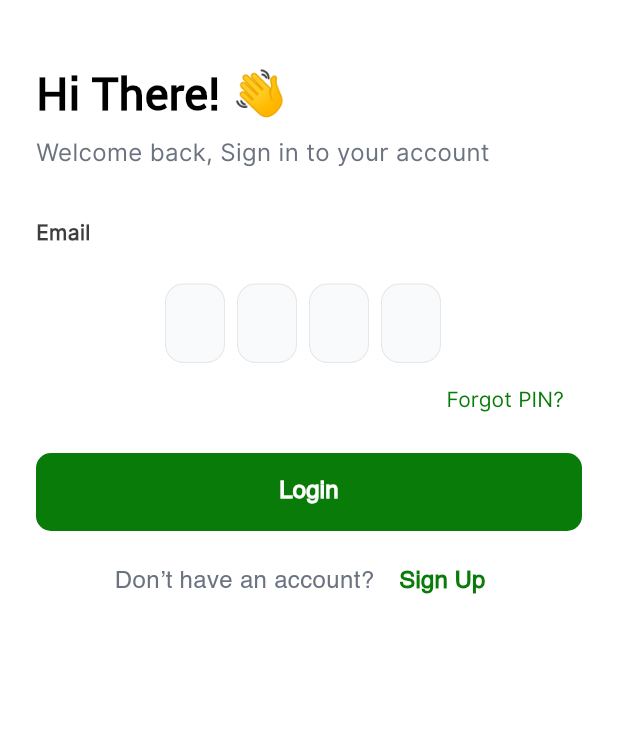
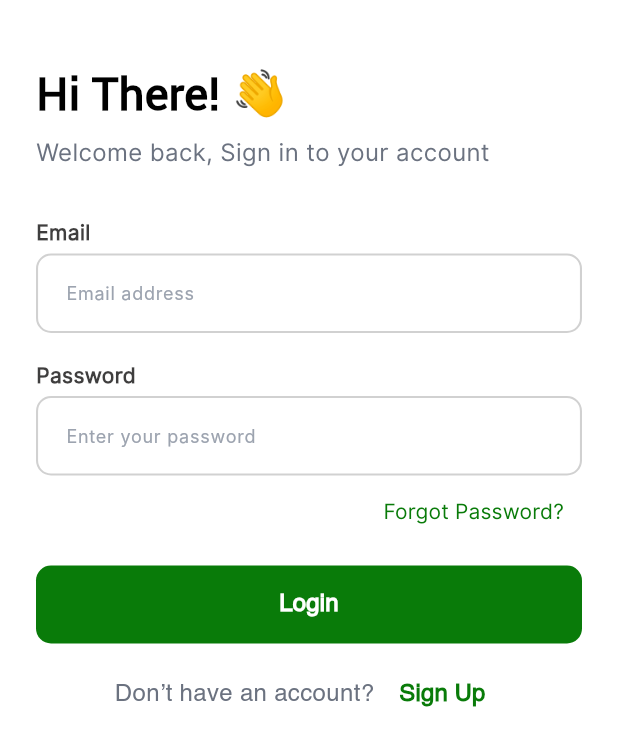
Before and after one commit to Nizetech/quickbill, a Flutter app: the screen it shows after launch, after a tap on "Sign in", on a phone screen of 412 x 824 dp. Shown: the top 746 px of the screen. Run offline on Flutter 3.47's test engine with Material 3 defaults, Android fonts, the phone set to English and light mode, and no system bars; drawn by our look-alikes of flutter_otp_text_field; our stand-ins replace another_flushbar, cached_network_image, connectivity_plus, dio, dotted_border, dotted_line and 18 more; missing offline and left inert: declarative_refresh_indicator, gif_view; accounts and stored records are empty; Roboto replaces fonts that are missing (Inter); project files that could hold a hidden picture were left out.

Commit message:
added pin login

```diff
--- a/lib/Ui/Authentication/SignInScreen.dart
+++ b/lib/Ui/Authentication/SignInScreen.dart
@@ -1,3 +1,5 @@
+import 'dart:developer';
+
 import 'package:flutter_otp_text_field/flutter_otp_text_field.dart';
 import 'package:flutter_screenutil/flutter_screenutil.dart';
 import 'package:get/get.dart';
@@ -79,17 +81,26 @@ class _SignInScreenState extends State<SignInScreen> {
   }
 
   final box = Hive.box(kAppName);
+  String pin = '';
+  String token = '';
+  String pinEnabled = '';
   @override
   void initState() {
     super.initState();
     box.put(kExistingUser, true);
+    WidgetsBinding.instance.addPostFrameCallback((timeStamp) async {
+      pinEnabled = box.get(isPinEnabled, defaultValue: "N/A");
+      token = await box.get(kAccessToken, defaultValue: "N/A");
+      log("My Token ==>> $token, isPinEnabled ==>> $isPinEnabled");
+      setState(() {});
+    });
   }
-String pin = '';
-  bool isPinLogin = true;
 
   @override
   Widget build(BuildContext context) {
     // final themeProvider = Provider.of<ThemeProvider>(context, listen: true);
+    log("Token ==> $token");
+    log("isPinEnabled ==> ${box.get(isPinEnabled, defaultValue: "")}");
     final themedata = Theme.of(context).colorScheme;
     return Scaffold(
       backgroundColor: Colors.white, // Set the background color to white
@@ -127,9 +138,10 @@ String pin = '';
                           ],
                         ),
                         const SizedBox(height: 28),
-                        if (isPinLogin) ...[
+                        if (pinEnabled == '1' && token.isNotEmpty) ...[
+                          SizedBox(height: Get.height * 0.1),
                           Text(
-                            'Email',
+                            'Pin Login',
                             style: NewStyle.tx14SplashWhite.copyWith(
                                 color: MyColor.lightBlackColor,
                                 fontWeight: FontWeight.w700,
@@ -217,16 +229,16 @@ String pin = '';
                             },
                           ),
                         ],
-
                         Align(
                           alignment: Alignment.bottomRight,
                           child: TextButton(
                             onPressed: () => Get.to(ForgotPassword(
-                              isPin: isPinLogin,
+                              isPin: pinEnabled == '1',
                             )),
                             child: Text(
-                              isPinLogin ? 'Forgot PIN?' :
-                            'Forgot Password?',
+                              pinEnabled == '1'
+                                  ? 'Forgot PIN?'
+                                  : 'Forgot Password?',
                               style: NewStyle.tx14SplashWhite
                                   .copyWith(color: MyColor.greenColor),
                             ),
@@ -240,7 +252,7 @@ String pin = '';
                       text: 'Login',
                       isLoading: model.isLoading,
                       onTap: () {
-                        isPinLogin
+                        pinEnabled == '1'
                             ? pin.isNotEmpty && pin.length == 4
                                 ? model.pinLogin(pin)
                                 : ErrorToast('Please enter a valid PIN')
@@ -250,7 +262,6 @@ String pin = '';
                     height: 10,
                   ),
                   Row(
-
                     mainAxisAlignment: MainAxisAlignment.center,
                     children: [
                       Text(
@@ -280,8 +291,7 @@ String pin = '';
             ),
           ),
         );
-      }
-      ),
+      }),
     );
   }
 }
--- a/lib/Ui/Static/AccountSetting.dart
+++ b/lib/Ui/Static/AccountSetting.dart
@@ -298,7 +298,9 @@ class _AccountsettingState extends State<Accountsetting> {
                     ),
                     GestureDetector(
                       behavior: HitTestBehavior.opaque,
-                      onTap: () => Get.to(SetPinLogin()),
+                      onTap: () => Get.to(SetPinLogin(
+                        isUpdate: model.userModel!.user!.enabledPin == '1',
+                      )),
                       child: Row(
                         children: [
                           Image.asset('assets/images/lock-password.png',
@@ -309,7 +311,7 @@ class _AccountsettingState extends State<Accountsetting> {
                             width: 12,
                           ),
                           Text(
-                            model.userModel!.user!.enabledPin == null
+                            model.userModel!.user!.enabledPin != '1'
                                 ? 'Set Pin Login'
                                 : "Change Pin Login",
                             style: MyStyle.tx16LightBlack.copyWith(
--- a/lib/Ui/Static/set_pin_login.dart
+++ b/lib/Ui/Static/set_pin_login.dart
@@ -54,9 +54,10 @@ class _SetPinLoginState extends State<SetPinLogin> {
                 const SizedBox(
                   height: 30,
                 ),
-                const Align(
+                Align(
                   alignment: Alignment.centerLeft,
                   child: Text(
+                    widget.isUpdate ? "Update PIN Login" :
                     "Set PIN Login",
                     style: MyStyle.tx28Black,
                   ),
--- a/lib/Ui/promotions/social_boost_history.dart
+++ b/lib/Ui/promotions/social_boost_history.dart
@@ -224,7 +224,7 @@ class _SocialBoostHistoryState extends State<SocialBoostHistory> {
                                             ),
                                             StatusViewReceipt(
                                                 status: item.apiStatus!,
-                                                isSocial: true,
+                                                // isSocial: true,
                                                 onTap: () {
                                                   if (!item.apiStatus!
                                                       .toLowerCase()
--- a/lib/constants/constants.dart
+++ b/lib/constants/constants.dart
@@ -1,3 +1,4 @@
 const String kAppName = "Jostpay";
 const String kAccessToken = "accessToken";
 const String kExistingUser = "existingUser";
+const String isPinEnabled = "is_pin_enable";
```
Also changed, not shown: lib/Provider/Account_Provider.dart (+42 -19 lines), lib/Ui/Authentication/LoginScreen.dart (deleted, +0 -510 lines), lib/Ui/Dashboard/Buy/data_history.dart (+11 -2 lines), lib/Ui/Dashboard/Wallet/widget/history_card.dart (+20 -17 lines), lib/Ui/giftCard/gift_card_history.dart (+5 -2 lines), lib/service/account_repo.dart (+8 -2 lines). Lines whose indentation alone changed are shown as unchanged.
